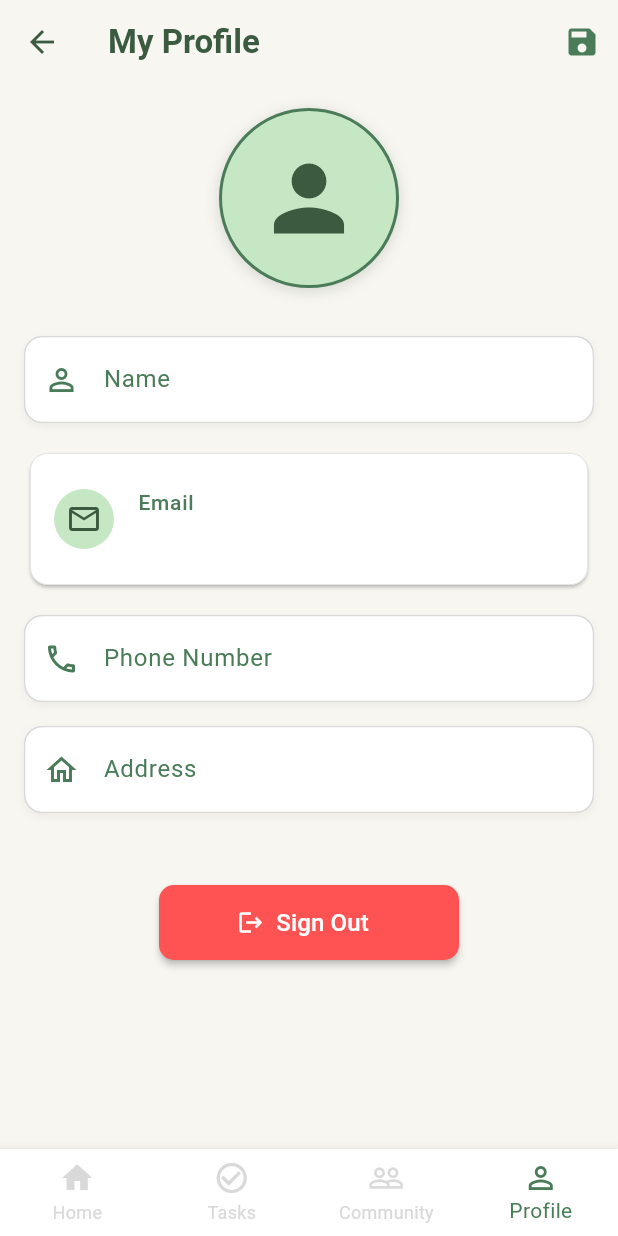
After one commit to Satvikkatyayan/bruteforce, a Flutter app: the HomeScreen screen opened directly, item 4 of the bottom bar chosen, after a tap on the "edit" icon, on a phone screen of 412 x 824 dp. The commit adds this screen. Run offline on Flutter 3.47's test engine with Material 3 defaults, Android fonts, the phone set to English and light mode, and no system bars; our stand-ins replace cloud_firestore, firebase_auth, firebase_core, google_sign_in; accounts and stored records are empty.

Commit message:
login signup with email and password with profile
same with profile page

```diff
--- a/lib/homescreen.dart
+++ b/lib/homescreen.dart
@@ -1,4 +1,5 @@
 import 'package:flutter/material.dart';
+import 'package:sih2025/profile.dart';
 // Assuming your task screen is in a file named 'task.dart'
 import 'package:sih2025/task.dart';
 
@@ -240,7 +241,7 @@ class _HomeScreenState extends State<HomeScreen> {
 
   Widget _buildBottomNavigationBar(BuildContext context) {
     return BottomNavigationBar(
-      type: BottomNavigationBarType.fixed, // This ensures all labels are visible
+      type: BottomNavigationBarType.fixed,
       backgroundColor: Colors.white,
       selectedItemColor: Colors.green[600],
       unselectedItemColor: Colors.grey[400],
@@ -265,8 +266,29 @@ class _HomeScreenState extends State<HomeScreen> {
         ),
       ],
       onTap: (index) {
-        // Handle navigation to other screens
+        // Handle navigation based on the selected tab index
+        switch (index) {
+          case 0: // Home - already on this page
+            break;
+          case 1: // Tasks
+            // Navigator.push(
+            //   context,
+            //   MaterialPageRoute(builder: (context) => const tasks(topic: "all tasks")),
+            // );
+            break;
+          case 2: // Community
+          // Navigate to community page
+          // Example: Navigator.push(context, MaterialPageRoute(builder: (context) => CommunityPage()));
+            break;
+          case 3: // Profile
+            Navigator.push(
+              context,
+              MaterialPageRoute(builder: (context) => const ProfilePage()),
+            );
+            break;
+        }
       },
     );
   }
+
 }
--- a/lib/loginpage.dart
+++ b/lib/loginpage.dart
@@ -2,6 +2,9 @@ import 'package:flutter/material.dart';
 import 'package:sih2025/auth_service.dart';
 import 'package:firebase_core/firebase_core.dart';
 import 'package:firebase_auth/firebase_auth.dart';
+import 'package:sih2025/signup.dart';
+
+import 'homescreen.dart';
 
 
 class Login extends StatefulWidget {
@@ -25,6 +28,7 @@ class _LoginState extends State<Login> {
   }
 
   void _loginWithEmail() async {
+    try {
       String email = _emailController.text.trim();
       String password = _passwordController.text.trim();
 
@@ -35,19 +39,47 @@ class _LoginState extends State<Login> {
         return;
       }
 
+      // Show loading indicator
+      showDialog(
+        context: context,
+        barrierDismissible: false,
+        builder: (context) => const Center(child: CircularProgressIndicator()),
+      );
+
       final userCredential = await _authService.loginWithEmail(email, password);
+
+      // Close loading dialog
+      Navigator.pop(context);
+
       if (userCredential != null) {
         ScaffoldMessenger.of(context).showSnackBar(
           SnackBar(content: Text("Welcome ${userCredential.user?.email}!")),
         );
-      // Navigate to home/dashboard
-      // Navigator.pushReplacementNamed(context, '/home');
+
+        // Add a small delay to ensure the snackbar is visible before navigation
+        Future.delayed(const Duration(milliseconds: 500), () {
+          Navigator.pushReplacement(
+            context,
+            MaterialPageRoute(builder: (context) => const HomeScreen()),
+          );
+        });
       } else {
         ScaffoldMessenger.of(context).showSnackBar(
           const SnackBar(content: Text("Login failed. Check credentials.")),
         );
       }
+    } catch (e) {
+      // Close loading dialog if it's open
+      if (Navigator.canPop(context)) {
+        Navigator.pop(context);
       }
+
+      ScaffoldMessenger.of(context).showSnackBar(
+        SnackBar(content: Text("Login error: ${e.toString()}")),
+      );
+    }
+  }
+
 
   void _loginWithGoogle() async {
     final userCredential = await _authService.signInWithGoogle();
@@ -55,8 +87,12 @@ class _LoginState extends State<Login> {
       ScaffoldMessenger.of(context).showSnackBar(
         SnackBar(content: Text("Welcome ${userCredential.user?.displayName}!")),
       );
-      // Navigate to home/dashboard
-      // Navigator.pushReplacementNamed(context, '/home');
+
+      // Navigate to home screen and remove login page from stack
+      Navigator.pushReplacement(
+        context,
+        MaterialPageRoute(builder: (context) => const HomeScreen()),
+      );
     } else {
       ScaffoldMessenger.of(context).showSnackBar(
         const SnackBar(content: Text("Google Sign-In failed")),
@@ -64,16 +100,20 @@ class _LoginState extends State<Login> {
     }
   }
 
+
   @override
   Widget build(BuildContext context) {
     return Scaffold(
       backgroundColor: const Color(0xFFF8F6F1),
-      body: Padding(
+      body: SingleChildScrollView(
+        child: Padding(
+
           padding: const EdgeInsets.all(20.0),
           child: Column(
             mainAxisAlignment: MainAxisAlignment.center,
             crossAxisAlignment: CrossAxisAlignment.stretch,
             children: [
+              const SizedBox(height: 60),
               const Text(
                 'Welcome',
                 style: TextStyle(
@@ -170,6 +210,10 @@ class _LoginState extends State<Login> {
                   ),
                   TextButton(
                     onPressed: () {
+                      Navigator.push(
+                        context,
+                        MaterialPageRoute(builder: (context) => SignUp()),
+                      );
                       // Navigate to sign up page
                       // Navigator.pushNamed(context, '/signup');
                     },
@@ -183,6 +227,7 @@ class _LoginState extends State<Login> {
             ],
           ),
         ),
+      ),
     );
   }
 }
--- a/lib/main.dart
+++ b/lib/main.dart
@@ -2,6 +2,8 @@ import 'package:flutter/material.dart';
 import 'package:firebase_core/firebase_core.dart';
 import 'package:sih2025/landing%20page.dart';
 import 'package:sih2025/loginpage.dart';
+
+import 'firebase_options.dart';
 // Import your firebase options file if you have one
 // import 'firebase_options.dart';
 
@@ -12,7 +14,7 @@ void main() async {
   // Initialize Firebase
   await Firebase.initializeApp(
     // If you have firebase_options.dart, use this:
-    // options: DefaultFirebaseOptions.currentPlatform,
+    options: DefaultFirebaseOptions.currentPlatform,
   );
 
   runApp(const MyApp());
@@ -24,9 +26,9 @@ class MyApp extends StatelessWidget {
   @override
   Widget build(BuildContext context) {
     return MaterialApp(
+      debugShowCheckedModeBanner: false,
       title: 'Eco App',
       theme: ThemeData(
-
         primaryColor: const Color(0xFF4A7C59),
         colorScheme: ColorScheme.fromSeed(seedColor: const Color(0xFF4A7C59)),
         useMaterial3: true,
--- /dev/null
+++ b/lib/profile.dart
@@ -0,0 +1,374 @@
+import 'package:flutter/material.dart';
+import 'package:firebase_auth/firebase_auth.dart';
+import 'package:cloud_firestore/cloud_firestore.dart';
+
+class ProfilePage extends StatefulWidget {
+  const ProfilePage({Key? key}) : super(key: key);
+
+  @override
+  State<ProfilePage> createState() => _ProfilePageState();
+}
+
+class _ProfilePageState extends State<ProfilePage> {
+  final FirebaseAuth _auth = FirebaseAuth.instance;
+  final FirebaseFirestore _firestore = FirebaseFirestore.instance;
+
+  final TextEditingController _nameController = TextEditingController();
+  final TextEditingController _phoneController = TextEditingController();
+  final TextEditingController _addressController = TextEditingController();
+
+  bool _isLoading = true;
+  bool _isEditing = false;
+  Map<String, dynamic> _userData = {};
+
+  // Color palette
+  final Color lightBackground = const Color(0xFFF8F6F1);
+  final Color primaryGreen = const Color(0xFF4A7C59);
+  final Color secondaryGreen = const Color(0xFFA9D1A7);
+  final Color lightSecondaryGreen = const Color(0xFFC6E7C4);
+  final Color darkGreen = const Color(0xFF3B5B41);
+  final Color lightGray = const Color(0xFFD9D9D9);
+  final Color darkGray = const Color(0xFF2C2C2C);
+
+  @override
+  void initState() {
+    super.initState();
+    _loadUserData();
+  }
+
+  @override
+  void dispose() {
+    _nameController.dispose();
+    _phoneController.dispose();
+    _addressController.dispose();
+    super.dispose();
+  }
+
+  Future<void> _loadUserData() async {
+    setState(() {
+      _isLoading = true;
+    });
+
+    try {
+      User? user = _auth.currentUser;
+      if (user != null) {
+        // Set data from Firebase Auth
+        _nameController.text = user.displayName ?? '';
+
+        // Try to load additional data from Firestore
+        final docSnapshot = await _firestore.collection('users').doc(user.uid).get();
+
+        if (docSnapshot.exists) {
+          setState(() {
+            _userData = docSnapshot.data() ?? {};
+            _phoneController.text = _userData['phone'] ?? '';
+            _addressController.text = _userData['address'] ?? '';
+          });
+        }
+      }
+    } catch (e) {
+      ScaffoldMessenger.of(context).showSnackBar(
+        SnackBar(content: Text("Error loading profile: $e")),
+      );
+    } finally {
+      setState(() {
+        _isLoading = false;
+      });
+    }
+  }
+
+  Future<void> _saveProfile() async {
+    setState(() {
+      _isLoading = true;
+    });
+
+    try {
+      User? user = _auth.currentUser;
+      if (user != null) {
+        // Update name in Firebase Auth
+        if (_nameController.text.isNotEmpty) {
+          await user.updateDisplayName(_nameController.text.trim());
+        }
+
+        // Update additional data in Firestore
+        await _firestore.collection('users').doc(user.uid).set({
+          'name': _nameController.text.trim(),
+          'phone': _phoneController.text.trim(),
+          'address': _addressController.text.trim(),
+          'email': user.email,
+          'lastUpdated': FieldValue.serverTimestamp(),
+        }, SetOptions(merge: true));
+
+        ScaffoldMessenger.of(context).showSnackBar(
+          SnackBar(
+            content: const Text("Profile updated successfully"),
+            backgroundColor: primaryGreen,
+          ),
+        );
+
+        setState(() {
+          _isEditing = false;
+        });
+      }
+    } catch (e) {
+      ScaffoldMessenger.of(context).showSnackBar(
+        SnackBar(content: Text("Error updating profile: $e")),
+      );
+    } finally {
+      setState(() {
+        _isLoading = false;
+      });
+    }
+  }
+
+  Future<void> _signOut() async {
+    try {
+      await _auth.signOut();
+      if (context.mounted) {
+        Navigator.of(context).pushReplacementNamed('/login');
+      }
+    } catch (e) {
+      ScaffoldMessenger.of(context).showSnackBar(
+        SnackBar(content: Text("Error signing out: $e")),
+      );
+    }
+  }
+
+  @override
+  Widget build(BuildContext context) {
+    User? user = _auth.currentUser;
+
+    return Scaffold(
+      backgroundColor: lightBackground,
+      appBar: AppBar(
+        backgroundColor: lightBackground,
+        foregroundColor: darkGreen,
+        elevation: 0,
+        title: Text(
+          'My Profile',
+          style: TextStyle(
+            color: darkGreen,
+            fontWeight: FontWeight.w600,
+          ),
+        ),
+        actions: [
+          _isEditing
+              ? IconButton(
+            icon: Icon(Icons.save, color: primaryGreen),
+            onPressed: _isLoading ? null : _saveProfile,
+          )
+              : IconButton(
+            icon: Icon(Icons.edit, color: primaryGreen),
+            onPressed: () => setState(() => _isEditing = true),
+          ),
+        ],
+      ),
+      body: _isLoading
+          ? Center(child: CircularProgressIndicator(color: primaryGreen))
+          : SingleChildScrollView(
+        padding: const EdgeInsets.all(16.0),
+        child: Column(
+          crossAxisAlignment: CrossAxisAlignment.center,
+          children: [
+            // Profile Image
+            Container(
+              width: 120,
+              height: 120,
+              decoration: BoxDecoration(
+                shape: BoxShape.circle,
+                color: lightSecondaryGreen,
+                border: Border.all(color: primaryGreen, width: 2),
+                boxShadow: [
+                  BoxShadow(
+                    color: darkGreen.withOpacity(0.2),
+                    blurRadius: 8,
+                    offset: const Offset(0, 2),
+                  ),
+                ],
+                image: user?.photoURL != null
+                    ? DecorationImage(
+                  image: NetworkImage(user!.photoURL!),
+                  fit: BoxFit.cover,
+                )
+                    : null,
+              ),
+              child: user?.photoURL == null
+                  ? Icon(Icons.person, size: 70, color: darkGreen)
+                  : null,
+            ),
+
+            const SizedBox(height: 24),
+
+            // User information fields
+            _buildProfileField(
+              label: 'Name',
+              controller: _nameController,
+              icon: Icons.person_outline,
+              isEditing: _isEditing,
+            ),
+
+            _buildProfileField(
+              label: 'Email',
+              value: user?.email ?? 'Not available',
+              icon: Icons.email_outlined,
+              isEditing: false, // Email cannot be edited
+            ),
+
+            _buildProfileField(
+              label: 'Phone Number',
+              controller: _phoneController,
+              icon: Icons.phone_outlined,
+              isEditing: _isEditing,
+            ),
+
+            _buildProfileField(
+              label: 'Address',
+              controller: _addressController,
+              icon: Icons.home_outlined,
+              isEditing: _isEditing,
+            ),
+
+            const SizedBox(height: 40),
+
+            // Sign out button
+            ElevatedButton.icon(
+              onPressed: _signOut,
+              icon: const Icon(Icons.logout, color: Colors.white),
+              label: const Text(
+                'Sign Out',
+                style: TextStyle(
+                  fontSize: 16,
+                  fontWeight: FontWeight.w500,
+                  color: Colors.white,
+                ),
+              ),
+              style: ElevatedButton.styleFrom(
+                backgroundColor: Colors.redAccent,
+                foregroundColor: Colors.white,
+                minimumSize: const Size(200, 50),
+                shape: RoundedRectangleBorder(
+                  borderRadius: BorderRadius.circular(10),
+                ),
+                elevation: 2,
+              ),
+            ),
+          ],
+        ),
+      ),
+      bottomNavigationBar: BottomNavigationBar(
+        type: BottomNavigationBarType.fixed,
+        backgroundColor: Colors.white,
+        selectedItemColor: primaryGreen,
+        unselectedItemColor: lightGray,
+        currentIndex: 3, // Profile tab
+        items: const [
+          BottomNavigationBarItem(
+            icon: Icon(Icons.home),
+            label: 'Home',
+          ),
+          BottomNavigationBarItem(
+            icon: Icon(Icons.check_circle_outline),
+            label: 'Tasks',
+          ),
+          BottomNavigationBarItem(
+            icon: Icon(Icons.people_outline),
+            label: 'Community',
+          ),
+          BottomNavigationBarItem(
+            icon: Icon(Icons.person_outline),
+            label: 'Profile',
+          ),
+        ],
+        onTap: (index) {
+          if (index != 3) { // If not already on Profile page
+            Navigator.pop(context); // Go back to previous screen
+          }
+        },
+      ),
+    );
+  }
+
+  Widget _buildProfileField({
+    required String label,
+    String? value,
+    TextEditingController? controller,
+    required IconData icon,
+    required bool isEditing,
+  }) {
+    return Padding(
+      padding: const EdgeInsets.symmetric(vertical: 8.0),
+      child: isEditing && controller != null
+          ? Container(
+        decoration: BoxDecoration(
+          color: Colors.white,
+          borderRadius: BorderRadius.circular(12),
+          border: Border.all(color: lightGray),
+          boxShadow: [
+            BoxShadow(
+              color: Colors.black.withOpacity(0.05),
+              blurRadius: 4,
+              offset: const Offset(0, 2),
+            ),
+          ],
+        ),
+        child: TextField(
+          controller: controller,
+          style: TextStyle(
+            color: darkGray,
+            fontSize: 16,
+          ),
+          decoration: InputDecoration(
+            labelText: label,
+            labelStyle: TextStyle(color: primaryGreen),
+            prefixIcon: Icon(icon, color: primaryGreen),
+            border: OutlineInputBorder(
+              borderRadius: BorderRadius.circular(12),
+              borderSide: BorderSide.none,
+            ),
+            contentPadding: const EdgeInsets.symmetric(
+              vertical: 16,
+              horizontal: 16,
+            ),
+            filled: true,
+            fillColor: Colors.white,
+          ),
+        ),
+      )
+          : Card(
+        elevation: 1,
+        color: Colors.white,
+        shape: RoundedRectangleBorder(
+          borderRadius: BorderRadius.circular(12),
+          side: BorderSide(color: lightGray, width: 0.5),
+        ),
+        child: ListTile(
+          leading: Container(
+            padding: const EdgeInsets.all(8),
+            decoration: BoxDecoration(
+              color: lightSecondaryGreen,
+              shape: BoxShape.circle,
+            ),
+            child: Icon(icon, color: darkGreen, size: 24),
+          ),
+          title: Text(
+            label,
+            style: TextStyle(
+              fontSize: 14,
+              color: primaryGreen,
+              fontWeight: FontWeight.w500,
+            ),
+          ),
+          subtitle: Text(
+            controller != null ? controller.text : (value ?? 'Not available'),
+            style: TextStyle(
+              fontSize: 16,
+              fontWeight: FontWeight.w500,
+              color: darkGray,
+            ),
+          ),
+          contentPadding: const EdgeInsets.symmetric(horizontal: 16, vertical: 8),
+        ),
+      ),
+    );
+  }
+}
```
Lines whose indentation alone changed are shown as unchanged.
